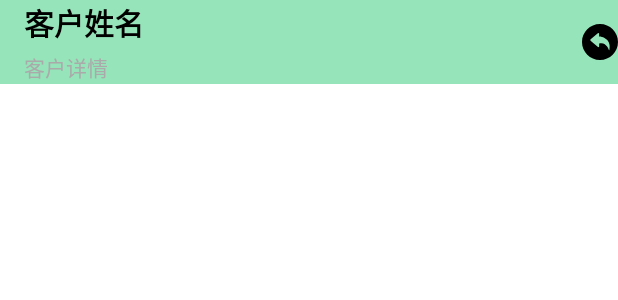
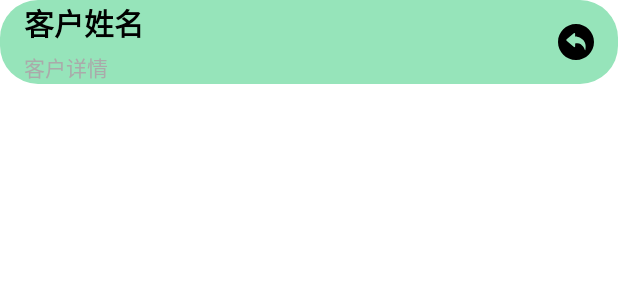
Before and after one commit to livermorerhui/SonicWaveV4-2, an Android app: the layout fragment_customer_detail.xml on its own in the app's theme, with its tools: preview values and no code run, on a phone screen of 412 x 824 dp. Shown: the top 300 px of the screen. Run offline under Robolectric (Android 15) with nearby library versions, the phone set to English and light mode, and no system bars; network calls fail.

Commit message:
APP优化:客户详情-头部显示为圆角

```diff
--- /dev/null
+++ b/app/src/main/res/drawable/bg_customer_header.xml
@@ -0,0 +1,5 @@
+<?xml version="1.0" encoding="utf-8"?>
+<shape xmlns:android="http://schemas.android.com/apk/res/android" android:shape="rectangle">
+    <solid android:color="#96E4BA" />
+    <corners android:radius="25dp" />
+</shape>
--- a/app/src/main/res/layout/fragment_customer_detail.xml
+++ b/app/src/main/res/layout/fragment_customer_detail.xml
@@ -6,21 +6,29 @@
     android:layout_height="match_parent"
     tools:context=".ui.customer.CustomerDetailFragment">
 
-    <androidx.appcompat.widget.Toolbar
-        android:id="@+id/toolbar"
+    <FrameLayout
+        android:id="@+id/toolbar_container"
         android:layout_width="0dp"
         android:layout_height="?attr/actionBarSize"
-        android:background="#96E4BA"
+        android:background="@drawable/bg_customer_header"
         app:layout_constraintEnd_toEndOf="parent"
         app:layout_constraintStart_toStartOf="parent"
         app:layout_constraintTop_toTopOf="parent">
 
         <LinearLayout
             android:id="@+id/customer_header_container"
-            android:layout_width="100dp"
+            android:layout_width="match_parent"
+            android:layout_height="match_parent"
+            android:orientation="horizontal"
+            android:gravity="center_vertical"
+            android:paddingStart="16dp"
+            android:paddingEnd="16dp">
+
+            <LinearLayout
+                android:layout_width="0dp"
                 android:layout_height="wrap_content"
                 android:orientation="vertical"
-            app:layout_constraintStart_toStartOf="parent" >
+                android:layout_weight="1">
 
                 <TextView
                     android:id="@+id/tvCustomerName"
@@ -47,10 +55,9 @@
                 android:layout_height="wrap_content"
                 android:background="?attr/selectableItemBackgroundBorderless"
                 android:src="@drawable/ic_return"
-            android:layout_gravity="end"
                 android:contentDescription="返回" />
-
-    </androidx.appcompat.widget.Toolbar>
+        </LinearLayout>
+    </FrameLayout>
 
 
 
```
Lines whose indentation alone changed are shown as unchanged.
